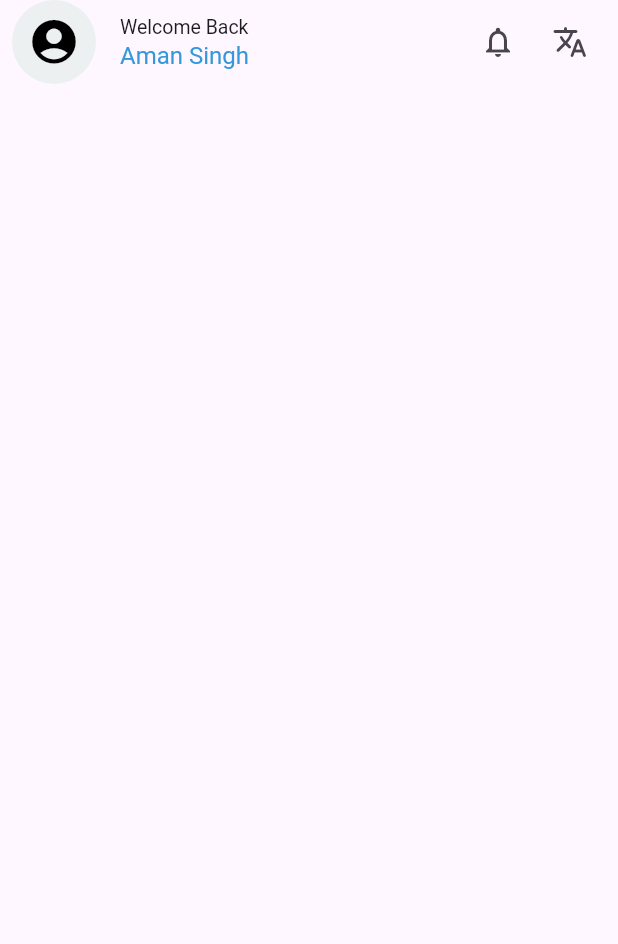
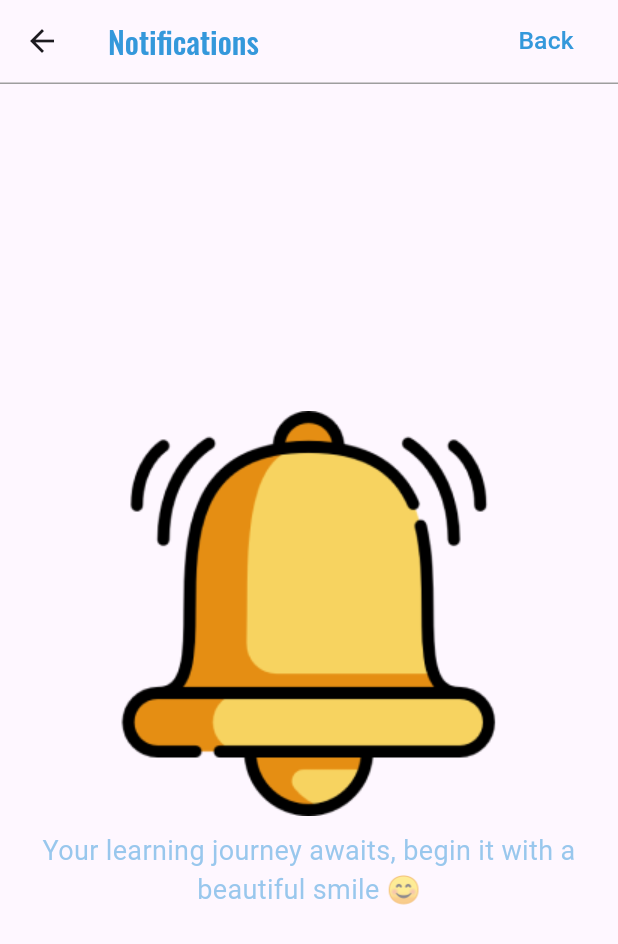
Before and after one commit to Vinayak30m/Genzo, a Flutter app: the HomeAppBarWidget widget shown alone on an empty page, opened directly, after a tap on the "notifications none" icon, on a phone screen of 412 x 824 dp. Shown: the top 944 px of the screen. Run offline on Flutter 3.47's test engine with Material 3 defaults, Android fonts, the light colour scheme and no system bars; our stand-ins replace banner_carousel, cloud_firestore, firebase_auth, firebase_core, flutter_easyloading, flutter_otp_text_field and 6 more; missing offline and left inert: firebase_ui_auth, msh_checkbox; accounts and stored records are empty.

Commit message:
notification and userprofile

```diff
--- a/lib/src/features/home/widgets/home_appbar.dart
+++ b/lib/src/features/home/widgets/home_appbar.dart
@@ -1,4 +1,8 @@
+import 'package:firebase_ui_auth/firebase_ui_auth.dart';
 import 'package:flutter/material.dart';
+import 'package:genzo/src/core/navigation_service/navigation_service.dart';
+import 'package:genzo/src/features/notifications/notifications.dart';
+import 'package:genzo/src/features/user_profile/user_profile_screen.dart';
 import 'package:genzo/src/res/colors.dart';
 
 const defaultProfileIcon = Icons.account_circle;
@@ -7,7 +11,7 @@ Widget buildLeadingWidget(String imageUrl) {
   if (imageUrl != null && imageUrl.isNotEmpty) {
     return CircleAvatar(
       backgroundColor: AppColor.primaryColor,
-      backgroundImage: NetworkImage(imageUrl),
+      backgroundImage: AssetImage('assets/images/png/topgenzo4.png'),
     );
   } else {
     return const CircleAvatar(
@@ -28,10 +32,14 @@ class HomeAppBarWidget extends StatelessWidget implements PreferredSizeWidget {
   @override
   Widget build(BuildContext context) {
     return Padding(
-      padding: const EdgeInsets.symmetric(horizontal: 8),
+      padding: const EdgeInsets.symmetric(horizontal: 12, vertical: 4),
       child: AppBar(
-        leading: buildLeadingWidget(''),
-        title: const Column(
+        leading: buildLeadingWidget('assets/images/png/topgenzo4.png'),
+        title: GestureDetector(
+          onTap: () {
+            nextScreen(context, UserProfileScreen());
+          },
+          child: const Column(
             mainAxisAlignment: MainAxisAlignment.start,
             crossAxisAlignment: CrossAxisAlignment.start,
             children: [
@@ -47,10 +55,15 @@ class HomeAppBarWidget extends StatelessWidget implements PreferredSizeWidget {
               ),
             ],
           ),
+        ),
         actions: [
           IconButton(
-              onPressed: () {}, icon: const Icon(Icons.notifications_none_outlined)),
-          IconButton(onPressed: () {}, icon: const Icon(Icons.translate_rounded)),
+              onPressed: () {
+                nextScreen(context, NotificationsScreen());
+              },
+              icon: const Icon(Icons.notifications_none_outlined)),
+          IconButton(
+              onPressed: () {}, icon: const Icon(Icons.translate_rounded)),
         ],
       ),
     );
--- /dev/null
+++ b/lib/src/features/notifications/notifications.dart
@@ -0,0 +1,46 @@
+import 'package:flutter/material.dart';
+import 'package:genzo/src/commons/widgets/custom_appbar.dart';
+import 'package:genzo/src/commons/widgets/custom_textbutton_widget.dart';
+import 'package:genzo/src/res/colors.dart';
+
+class NotificationsScreen extends StatelessWidget {
+  const NotificationsScreen({super.key});
+
+  @override
+  Widget build(BuildContext context) {
+    return Scaffold(
+      appBar: CustomAppBar(
+        customTextButton: CustomTextButtonWidget(
+          buttonText: 'Back',
+          fontSize: 12,
+          onPressed: () {
+            Navigator.pop(context);
+          },
+          textcolor: AppColor.textbuttonColor,
+        ),
+        staticText: 'Notifications',
+      ),
+      body: Padding(
+        padding: const EdgeInsets.all(8.0),
+        child: Column(
+          mainAxisAlignment: MainAxisAlignment.center,
+          crossAxisAlignment: CrossAxisAlignment.center,
+          children: [
+            Image.asset('assets/images/png/notification.png'),
+            SizedBox(
+              height: 10,
+            ),
+            Text(
+              textAlign: TextAlign.center,
+              'Your learning journey awaits, begin it with a beautiful smile 😊',
+              style: TextStyle(
+                color: AppColor.primaryColor.withOpacity(0.5),
+                fontSize: 18,
+              ),
+            )
+          ],
+        ),
+      ),
+    );
+  }
+}
```
Also changed, not shown: lib/main.dart (+16 -50 lines), lib/src/features/user_profile/user_profile_screen.dart (added, +132 -0 lines), assets/images/png/notification.png (added). Lines whose indentation alone changed are shown as unchanged.
